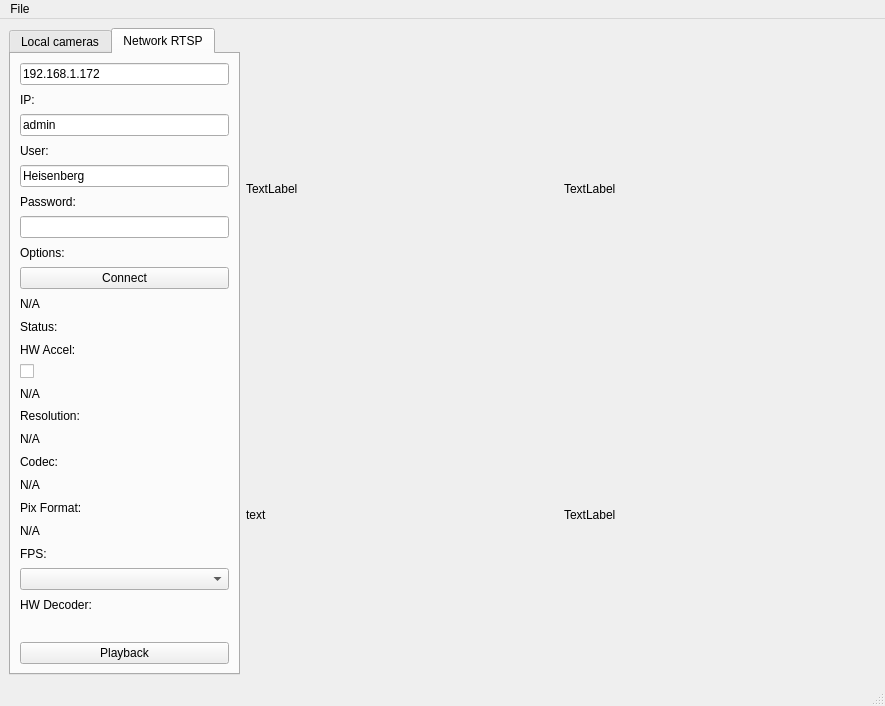
This is mainwindow.ui in Omadica/EnhancedPlayer as Qt 5 draws it before an edit. The edited form follows.
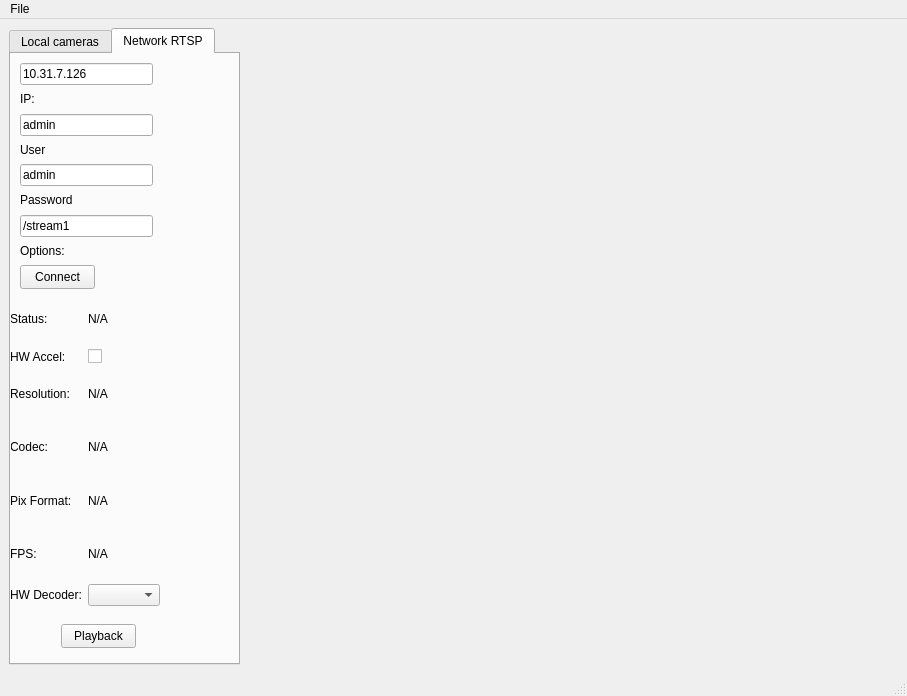
This is the edited form.

Diff of the .ui file:
```diff
--- a/mainwindow.ui
+++ b/mainwindow.ui
@@ -6,8 +6,8 @@
    <rect>
     <x>0</x>
     <y>0</y>
-    <width>885</width>
-    <height>706</height>
+    <width>907</width>
+    <height>696</height>
    </rect>
   </property>
   <property name="windowTitle">
@@ -60,37 +60,67 @@
          <attribute name="title">
           <string>Network RTSP</string>
          </attribute>
-         <layout class="QVBoxLayout" name="verticalLayout">
-          <item>
            <widget class="QLineEdit" name="textIP">
+          <property name="geometry">
+           <rect>
+            <x>9</x>
+            <y>9</y>
+            <width>133</width>
+            <height>22</height>
+           </rect>
+          </property>
             <property name="text">
-             <string>192.168.1.172</string>
-            </property>
-           </widget>
-          </item>
-          <item>
+           <string>10.31.7.126</string>
+          </property>
+         </widget>
            <widget class="QLabel" name="label">
+          <property name="geometry">
+           <rect>
+            <x>9</x>
+            <y>37</y>
+            <width>16</width>
+            <height>16</height>
+           </rect>
+          </property>
             <property name="text">
              <string>IP:</string>
             </property>
            </widget>
-          </item>
-          <item>
            <widget class="QLineEdit" name="textUser">
+          <property name="geometry">
+           <rect>
+            <x>9</x>
+            <y>60</y>
+            <width>133</width>
+            <height>22</height>
+           </rect>
+          </property>
             <property name="text">
              <string>admin</string>
             </property>
            </widget>
-          </item>
-          <item>
            <widget class="QLabel" name="label_2">
+          <property name="geometry">
+           <rect>
+            <x>9</x>
+            <y>88</y>
+            <width>26</width>
+            <height>16</height>
+           </rect>
+          </property>
             <property name="text">
              <string>User:</string>
             </property>
            </widget>
-          </item>
-          <item>
            <widget class="QLineEdit" name="textPasswd">
+          <property name="geometry">
+           <rect>
+            <x>9</x>
+            <y>110</y>
+            <width>133</width>
+            <height>22</height>
+           </rect>
+          </property>
             <property name="autoFillBackground">
              <bool>false</bool>
             </property>
@@ -98,147 +128,210 @@
              <string notr="true">lineedit-password-character: 9679</string>
             </property>
             <property name="text">
-             <string>Heisenberg</string>
-            </property>
-           </widget>
-          </item>
-          <item>
+           <string>admin</string>
+          </property>
+         </widget>
            <widget class="QLabel" name="label_3">
+          <property name="geometry">
+           <rect>
+            <x>9</x>
+            <y>138</y>
+            <width>53</width>
+            <height>16</height>
+           </rect>
+          </property>
             <property name="text">
              <string>Password:</string>
             </property>
            </widget>
-          </item>
-          <item>
            <widget class="QLineEdit" name="textOptions">
+          <property name="geometry">
+           <rect>
+            <x>9</x>
+            <y>161</y>
+            <width>133</width>
+            <height>22</height>
+           </rect>
+          </property>
             <property name="text">
-             <string/>
-            </property>
-           </widget>
-          </item>
-          <item>
+           <string>/stream1</string>
+          </property>
+         </widget>
            <widget class="QLabel" name="label_4">
+          <property name="geometry">
+           <rect>
+            <x>9</x>
+            <y>189</y>
+            <width>45</width>
+            <height>16</height>
+           </rect>
+          </property>
             <property name="text">
              <string>Options:</string>
             </property>
            </widget>
-          </item>
-          <item>
            <widget class="QPushButton" name="pushButton">
+          <property name="geometry">
+           <rect>
+            <x>9</x>
+            <y>211</y>
+            <width>75</width>
+            <height>24</height>
+           </rect>
+          </property>
             <property name="text">
              <string>Connect</string>
             </property>
            </widget>
-          </item>
-          <item>
-           <widget class="QLabel" name="label_6">
-            <property name="text">
-             <string>N/A</string>
-            </property>
-           </widget>
-          </item>
-          <item>
-           <widget class="QLabel" name="label_5">
+         <widget class="QLabel" name="label_17">
+          <property name="geometry">
+           <rect>
+            <x>9</x>
+            <y>558</y>
+            <width>16</width>
+            <height>16</height>
+           </rect>
+          </property>
             <property name="text">
-             <string>Status:</string>
-            </property>
-           </widget>
-          </item>
-          <item>
-           <widget class="QLabel" name="label_18">
+           <string/>
+          </property>
+         </widget>
+         <widget class="QPushButton" name="btnPlayback">
+          <property name="geometry">
+           <rect>
+            <x>50</x>
+            <y>570</y>
+            <width>75</width>
+            <height>24</height>
+           </rect>
+          </property>
             <property name="text">
-             <string>HW Accel:</string>
-            </property>
-           </widget>
-          </item>
-          <item>
+           <string>Playback</string>
+          </property>
+         </widget>
+         <widget class="QWidget" name="">
+          <property name="geometry">
+           <rect>
+            <x>-1</x>
+            <y>241</y>
+            <width>231</width>
+            <height>311</height>
+           </rect>
+          </property>
+          <layout class="QGridLayout" name="gridLayout_4">
+           <item row="2" column="2">
            <widget class="QCheckBox" name="checkBox">
             <property name="text">
              <string/>
             </property>
            </widget>
           </item>
-          <item>
-           <widget class="QLabel" name="label_10">
-            <property name="text">
-             <string>N/A</string>
-            </property>
-           </widget>
-          </item>
-          <item>
+           <item row="5" column="0">
            <widget class="QLabel" name="label_7">
             <property name="text">
              <string>Resolution:</string>
             </property>
            </widget>
           </item>
-          <item>
-           <widget class="QLabel" name="label_11">
+           <item row="5" column="2">
+            <widget class="QLabel" name="label_10">
             <property name="text">
              <string>N/A</string>
             </property>
            </widget>
           </item>
-          <item>
-           <widget class="QLabel" name="label_8">
+           <item row="1" column="0">
+            <widget class="QLabel" name="label_5">
             <property name="text">
-             <string>Codec:</string>
+              <string>Status:</string>
             </property>
            </widget>
           </item>
-          <item>
-           <widget class="QLabel" name="label_12">
-            <property name="text">
-             <string>N/A</string>
-            </property>
-           </widget>
-          </item>
-          <item>
-           <widget class="QLabel" name="label_9">
-            <property name="text">
-             <string>Pix Format:</string>
-            </property>
-           </widget>
-          </item>
-          <item>
-           <widget class="QLabel" name="label_14">
-            <property name="text">
-             <string>N/A</string>
-            </property>
-           </widget>
-          </item>
-          <item>
+           <item row="11" column="0">
            <widget class="QLabel" name="label_13">
             <property name="text">
              <string>FPS:</string>
             </property>
            </widget>
           </item>
-          <item>
-           <widget class="QComboBox" name="comboBox"/>
-          </item>
-          <item>
+           <item row="11" column="2">
+            <widget class="QLabel" name="label_14">
+             <property name="text">
+              <string>N/A</string>
+             </property>
+            </widget>
+           </item>
+           <item row="7" column="2">
+            <widget class="QLabel" name="label_11">
+             <property name="text">
+              <string>N/A</string>
+             </property>
+            </widget>
+           </item>
+           <item row="16" column="0">
            <widget class="QLabel" name="label_16">
             <property name="text">
              <string>HW Decoder:</string>
             </property>
            </widget>
           </item>
-          <item>
-           <widget class="QLabel" name="label_17">
+           <item row="1" column="2">
+            <widget class="QLabel" name="label_6">
             <property name="text">
-             <string/>
+              <string>N/A</string>
             </property>
            </widget>
           </item>
-          <item>
-           <widget class="QPushButton" name="btnPlayback">
+           <item row="9" column="0">
+            <widget class="QLabel" name="label_9">
             <property name="text">
-             <string>Playback</string>
+              <string>Pix Format:</string>
             </property>
            </widget>
           </item>
-         </layout>
+           <item row="2" column="0">
+            <widget class="QLabel" name="label_18">
+             <property name="text">
+              <string>HW Accel:</string>
+             </property>
+            </widget>
+           </item>
+           <item row="9" column="2">
+            <widget class="QLabel" name="label_12">
+             <property name="text">
+              <string>N/A</string>
+             </property>
+            </widget>
+           </item>
+           <item row="7" column="0">
+            <widget class="QLabel" name="label_8">
+             <property name="text">
+              <string>Codec:</string>
+             </property>
+            </widget>
+           </item>
+           <item row="16" column="2">
+            <layout class="QHBoxLayout" name="horizontalLayout_4">
+             <item>
+              <widget class="QComboBox" name="comboBox"/>
+             </item>
+             <item>
+              <spacer name="horizontalSpacer">
+               <property name="orientation">
+                <enum>Qt::Horizontal</enum>
+               </property>
+               <property name="sizeHint" stdset="0">
+                <size>
+                 <width>40</width>
+                 <height>20</height>
+                </size>
+               </property>
+              </spacer>
+             </item>
+            </layout>
+           </item>
+          </layout>
+         </widget>
         </widget>
        </widget>
       </item>
@@ -256,8 +349,11 @@
             <height>300</height>
            </size>
           </property>
+          <property name="autoFillBackground">
+           <bool>true</bool>
+          </property>
           <property name="text">
-           <string>TextLabel</string>
+           <string/>
           </property>
          </widget>
         </item>
@@ -276,8 +372,11 @@
             <height>300</height>
            </size>
           </property>
+          <property name="autoFillBackground">
+           <bool>true</bool>
+          </property>
           <property name="text">
-           <string>text</string>
+           <string/>
           </property>
          </widget>
         </item>
@@ -294,8 +393,11 @@
           <height>300</height>
          </size>
         </property>
+        <property name="autoFillBackground">
+         <bool>true</bool>
+        </property>
         <property name="text">
-         <string>TextLabel</string>
+         <string/>
         </property>
        </widget>
       </item>
@@ -307,8 +409,11 @@
           <height>300</height>
          </size>
         </property>
+        <property name="autoFillBackground">
+         <bool>true</bool>
+        </property>
         <property name="text">
-         <string>TextLabel</string>
+         <string/>
         </property>
        </widget>
       </item>
@@ -321,8 +426,8 @@
     <rect>
      <x>0</x>
      <y>0</y>
-     <width>885</width>
-     <height>21</height>
+     <width>907</width>
+     <height>22</height>
     </rect>
    </property>
    <widget class="QMenu" name="menu_File">
```
Left out of the diff: 10 changed lines with no effect on the pictures. Lines whose indentation alone changed are shown as unchanged.
